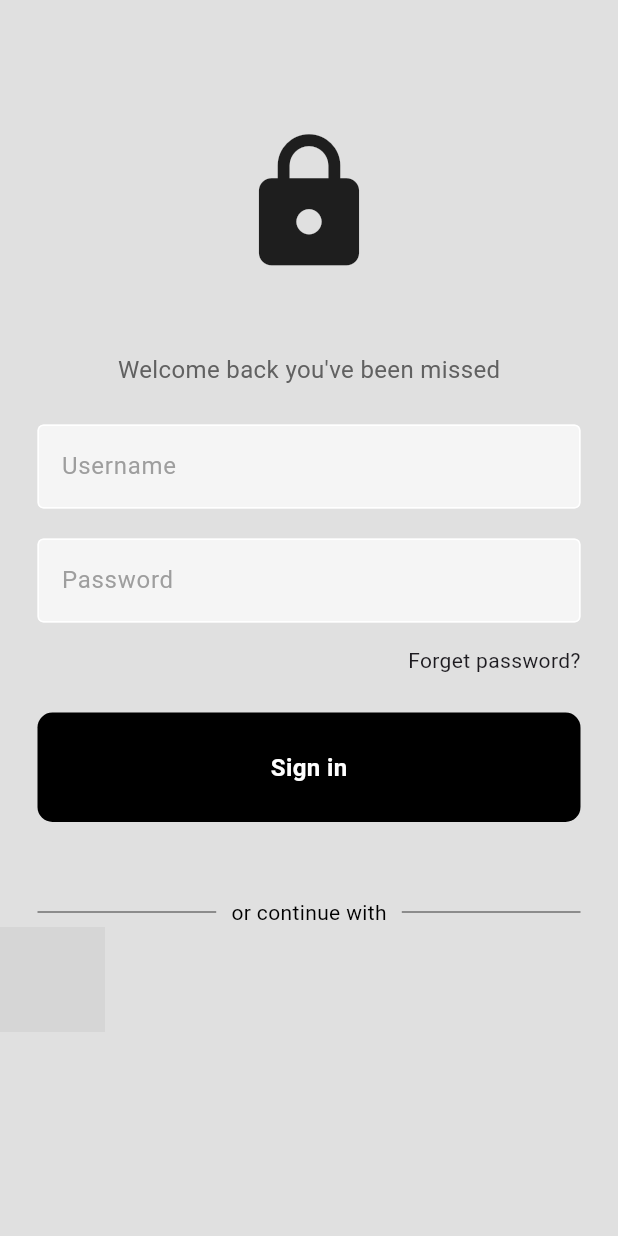
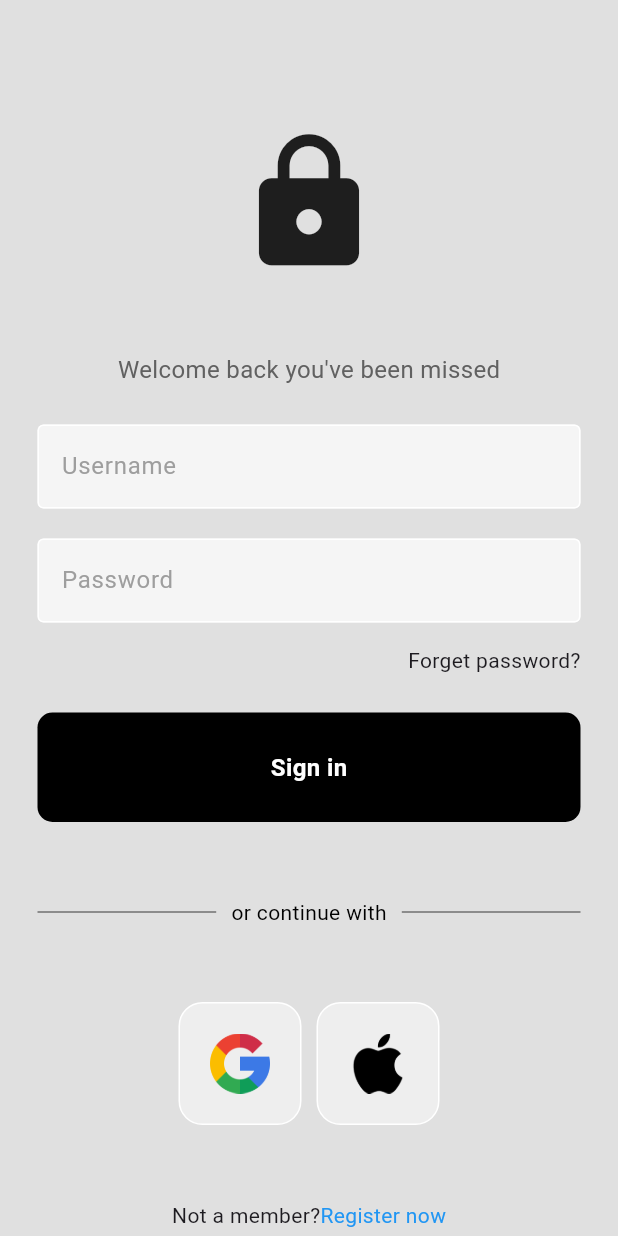
Before and after one commit to SarkarSoumitro/Flutter-practice-project, a Flutter app: the screen it shows after launch, on a phone screen of 412 x 824 dp. Run offline on Flutter 3.47's test engine with Material 3 defaults, Android fonts, the phone set to English and light mode, and no system bars; our stand-ins replace avatar_glow, flutter_slidable, google_fonts, liquid_pull_to_refresh; missing offline and left inert: dart:ffi, flutter_carousel_slider; grey boxes are pictures that could not be loaded.

Commit message:
Login updated and ui is completed

```diff
--- /dev/null
+++ b/auth_ui/lib/components/square_tile.dart
@@ -0,0 +1,21 @@
+import 'package:flutter/material.dart';
+
+class SquareTile extends StatelessWidget {
+  final String imagepath;
+  const SquareTile({super.key, required this.imagepath});
+
+  @override
+  Widget build(BuildContext context) {
+    return Container(
+      padding: EdgeInsets.all(20),
+      decoration: BoxDecoration(
+          border: Border.all(color: Colors.white),
+          borderRadius: BorderRadius.circular(16),
+          color: Colors.grey[200]),
+      child: Image.asset(
+        imagepath,
+        height: 40,
+      ),
+    );
+  }
+}
--- a/auth_ui/lib/pages/LoginPage.dart
+++ b/auth_ui/lib/pages/LoginPage.dart
@@ -1,5 +1,6 @@
 import 'package:auth_ui/components/Mybutton.dart';
 import 'package:auth_ui/components/Mytextstyle.dart';
+import 'package:auth_ui/components/square_tile.dart';
 import 'package:flutter/material.dart';
 
 class Loginpage extends StatelessWidget {
@@ -108,20 +109,36 @@
                 ),
               ),
 
+              const SizedBox(
+                height: 50,
+              ),
               //goggle + apple sign in button
               Row(
+                mainAxisAlignment: MainAxisAlignment.center,
                 children: [
                   //goggle button
-                  Image.asset(
-                    'images/goggle.png',
-                    height: 70,
-                  )
-
+                  SquareTile(imagepath: 'images/Goggle.png'),
+                  const SizedBox(
+                    width: 10,
+                  ),
                   //apple button
+                  SquareTile(imagepath: 'images/apple-logo.png'),
                 ],
               ),
-
+              const SizedBox(
+                height: 50,
+              ),
               //not a member? resister now
+              Row(
+                mainAxisAlignment: MainAxisAlignment.center,
+                children: [
+                  Text("Not a member?"),
+                  Text(
+                    "Register now",
+                    style: TextStyle(color: Colors.blue),
+                  )
+                ],
+              )
             ],
           ),
         ),
```
Also changed, not shown: auth_ui/images/Goggle.png (added), auth_ui/images/google.png (deleted).
